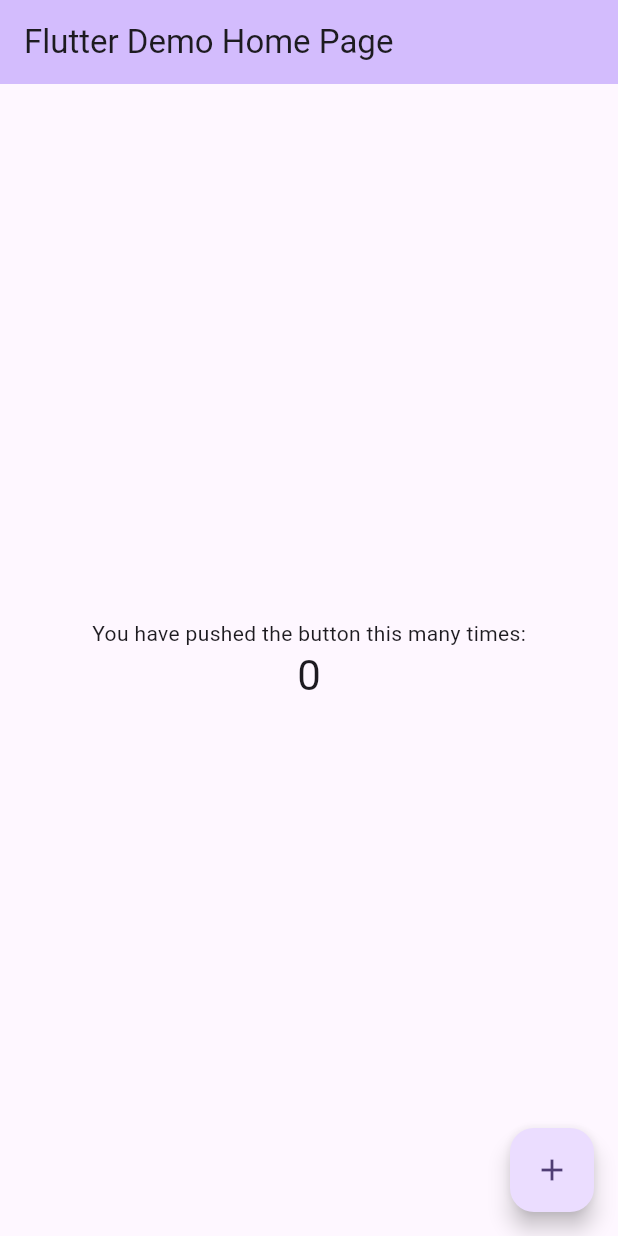
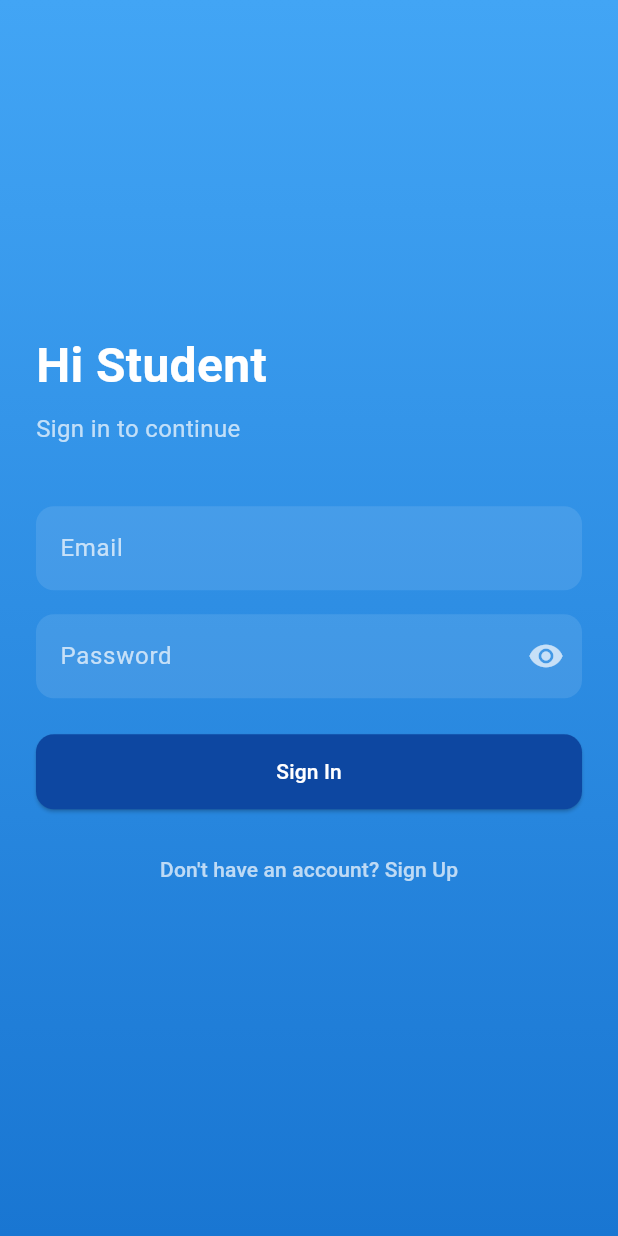
Before and after one commit to albanysiswanto/tunaskarsa, a Flutter app: the screen it shows after launch, on a phone screen of 412 x 824 dp. Run offline on Flutter 3.47's test engine with Material 3 defaults, Android fonts, the phone set to English and light mode, and no system bars; our stand-ins replace firebase_auth, firebase_core, fluttertoast; accounts and stored records are empty.

Commit message:
Create Login, Register, Logout

```diff
--- a/lib/main.dart
+++ b/lib/main.dart
@@ -1,125 +1,22 @@
+import 'package:firebase_core/firebase_core.dart';
 import 'package:flutter/material.dart';
+import 'package:tunaskarsa/firebase_options.dart';
+import 'pages/login_page.dart';
 
-void main() {
+Future<void> main() async {
+  WidgetsFlutterBinding.ensureInitialized();
+  await Firebase.initializeApp(options: DefaultFirebaseOptions.currentPlatform);
   runApp(const MyApp());
 }
 
 class MyApp extends StatelessWidget {
   const MyApp({super.key});
 
-  // This widget is the root of your application.
   @override
   Widget build(BuildContext context) {
     return MaterialApp(
-      title: 'Flutter Demo',
-      theme: ThemeData(
-        // This is the theme of your application.
-        //
-        // TRY THIS: Try running your application with "flutter run". You'll see
-        // the application has a purple toolbar. Then, without quitting the app,
-        // try changing the seedColor in the colorScheme below to Colors.green
-        // and then invoke "hot reload" (save your changes or press the "hot
-        // reload" button in a Flutter-supported IDE, or press "r" if you used
-        // the command line to start the app).
-        //
-        // Notice that the counter didn't reset back to zero; the application
-        // state is not lost during the reload. To reset the state, use hot
-        // restart instead.
-        //
-        // This works for code too, not just values: Most code changes can be
-        // tested with just a hot reload.
-        colorScheme: ColorScheme.fromSeed(seedColor: Colors.deepPurple),
-        useMaterial3: true,
-      ),
-      home: const MyHomePage(title: 'Flutter Demo Home Page'),
+      debugShowCheckedModeBanner: false,
+      home: LoginPage(),
     );
   }
 }
-
-class MyHomePage extends StatefulWidget {
-  const MyHomePage({super.key, required this.title});
-
-  // This widget is the home page of your application. It is stateful, meaning
-  // that it has a State object (defined below) that contains fields that affect
-  // how it looks.
-
-  // This class is the configuration for the state. It holds the values (in this
-  // case the title) provided by the parent (in this case the App widget) and
-  // used by the build method of the State. Fields in a Widget subclass are
-  // always marked "final".
-
-  final String title;
-
-  @override
-  State<MyHomePage> createState() => _MyHomePageState();
-}
-
-class _MyHomePageState extends State<MyHomePage> {
-  int _counter = 0;
-
-  void _incrementCounter() {
-    setState(() {
-      // This call to setState tells the Flutter framework that something has
-      // changed in this State, which causes it to rerun the build method below
-      // so that the display can reflect the updated values. If we changed
-      // _counter without calling setState(), then the build method would not be
-      // called again, and so nothing would appear to happen.
-      _counter++;
-    });
-  }
-
-  @override
-  Widget build(BuildContext context) {
-    // This method is rerun every time setState is called, for instance as done
-    // by the _incrementCounter method above.
-    //
-    // The Flutter framework has been optimized to make rerunning build methods
-    // fast, so that you can just rebuild anything that needs updating rather
-    // than having to individually change instances of widgets.
-    return Scaffold(
-      appBar: AppBar(
-        // TRY THIS: Try changing the color here to a specific color (to
-        // Colors.amber, perhaps?) and trigger a hot reload to see the AppBar
-        // change color while the other colors stay the same.
-        backgroundColor: Theme.of(context).colorScheme.inversePrimary,
-        // Here we take the value from the MyHomePage object that was created by
-        // the App.build method, and use it to set our appbar title.
-        title: Text(widget.title),
-      ),
-      body: Center(
-        // Center is a layout widget. It takes a single child and positions it
-        // in the middle of the parent.
-        child: Column(
-          // Column is also a layout widget. It takes a list of children and
-          // arranges them vertically. By default, it sizes itself to fit its
-          // children horizontally, and tries to be as tall as its parent.
-          //
-          // Column has various properties to control how it sizes itself and
-          // how it positions its children. Here we use mainAxisAlignment to
-          // center the children vertically; the main axis here is the vertical
-          // axis because Columns are vertical (the cross axis would be
-          // horizontal).
-          //
-          // TRY THIS: Invoke "debug painting" (choose the "Toggle Debug Paint"
-          // action in the IDE, or press "p" in the console), to see the
-          // wireframe for each widget.
-          mainAxisAlignment: MainAxisAlignment.center,
-          children: <Widget>[
-            const Text(
-              'You have pushed the button this many times:',
-            ),
-            Text(
-              '$_counter',
-              style: Theme.of(context).textTheme.headlineMedium,
-            ),
-          ],
-        ),
-      ),
-      floatingActionButton: FloatingActionButton(
-        onPressed: _incrementCounter,
-        tooltip: 'Increment',
-        child: const Icon(Icons.add),
-      ), // This trailing comma makes auto-formatting nicer for build methods.
-    );
-  }
-}
--- /dev/null
+++ b/lib/pages/login_page.dart
@@ -0,0 +1,109 @@
+import 'package:flutter/material.dart';
+import 'package:tunaskarsa/pages/register_page.dart';
+import 'package:tunaskarsa/service/auth_service.dart';
+
+class LoginPage extends StatelessWidget {
+  final TextEditingController _emailController = TextEditingController();
+  final TextEditingController _passwordController = TextEditingController();
+  @override
+  Widget build(BuildContext context) {
+    return Scaffold(
+      body: Container(
+        decoration: BoxDecoration(
+          gradient: LinearGradient(
+            colors: [Colors.blue.shade400, Colors.blue.shade700],
+            begin: Alignment.topCenter,
+            end: Alignment.bottomCenter,
+          ),
+        ),
+        child: Padding(
+          padding: const EdgeInsets.symmetric(horizontal: 24.0),
+          child: Column(
+            mainAxisAlignment: MainAxisAlignment.center,
+            crossAxisAlignment: CrossAxisAlignment.start,
+            children: [
+              const Text(
+                "Hi Student",
+                style: TextStyle(
+                  fontSize: 32,
+                  color: Colors.white,
+                  fontWeight: FontWeight.bold,
+                ),
+              ),
+              const SizedBox(height: 8),
+              const Text(
+                "Sign in to continue",
+                style: TextStyle(
+                  fontSize: 16,
+                  color: Colors.white70,
+                ),
+              ),
+              const SizedBox(height: 40),
+              TextField(
+                controller: _emailController,
+                decoration: InputDecoration(
+                  labelText: "Email",
+                  labelStyle: TextStyle(color: Colors.white70),
+                  filled: true,
+                  fillColor: Colors.white.withOpacity(0.1),
+                  border: OutlineInputBorder(
+                    borderRadius: BorderRadius.circular(12),
+                    borderSide: BorderSide.none,
+                  ),
+                ),
+                style: TextStyle(color: Colors.white),
+              ),
+              const SizedBox(height: 16),
+              TextField(
+                controller: _passwordController,
+                obscureText: true,
+                decoration: InputDecoration(
+                  labelText: "Password",
+                  labelStyle: TextStyle(color: Colors.white70),
+                  filled: true,
+                  fillColor: Colors.white.withOpacity(0.1),
+                  border: OutlineInputBorder(
+                    borderRadius: BorderRadius.circular(12),
+                    borderSide: BorderSide.none,
+                  ),
+                  suffixIcon: Icon(Icons.visibility, color: Colors.white70),
+                ),
+                style: TextStyle(color: Colors.white),
+              ),
+              const SizedBox(height: 24),
+              ElevatedButton(
+                onPressed: () async{
+                  await AuthService().signin(
+                    email: _emailController.text,
+                    password: _passwordController.text,
+                    context: context
+                  );
+                },
+                style: ElevatedButton.styleFrom(
+                  minimumSize: const Size(double.infinity, 50), backgroundColor: Colors.blue.shade900,
+                  shape: RoundedRectangleBorder(
+                    borderRadius: BorderRadius.circular(12),
+                  ),
+                ),
+                child: const Text("Sign In", style: TextStyle(color: Colors.white),),
+              ),
+              const SizedBox(height: 16),
+              Align(
+                alignment: Alignment.center,
+                child: TextButton(
+                  onPressed: () {
+                    Navigator.push(context, MaterialPageRoute(builder: (context) => RegisterPage()));
+                  },
+                  child: const Text(
+                    "Don't have an account? Sign Up",
+                    style: TextStyle(color: Colors.white70),
+                  ),
+                ),
+              ),
+            ],
+          ),
+        ),
+      ),
+    );
+  }
+}
--- a/pubspec.yaml
+++ b/pubspec.yaml
@@ -35,6 +35,9 @@ dependencies:
   # The following adds the Cupertino Icons font to your application.
   # Use with the CupertinoIcons class for iOS style icons.
   cupertino_icons: ^1.0.8
+  firebase_core: ^3.8.0
+  firebase_auth: ^5.3.3
+  fluttertoast: ^8.2.8
 
 dev_dependencies:
   flutter_test:
@@ -59,7 +62,8 @@ flutter:
   uses-material-design: true
 
   # To add assets to your application, add an assets section, like this:
-  # assets:
+  assets:
+  - assets/login_image.svg
   #   - images/a_dot_burr.jpeg
   #   - images/a_dot_ham.jpeg
 
```
Also changed, not shown: lib/pages/dashboard_page.dart (added, +213 -0 lines), lib/pages/register_page.dart (added, +110 -0 lines), lib/service/auth_service.dart (added, +92 -0 lines), assets/login_image.svg (added), lib/firebase_options.dart (added), pubspec.lock, 8 other files.
